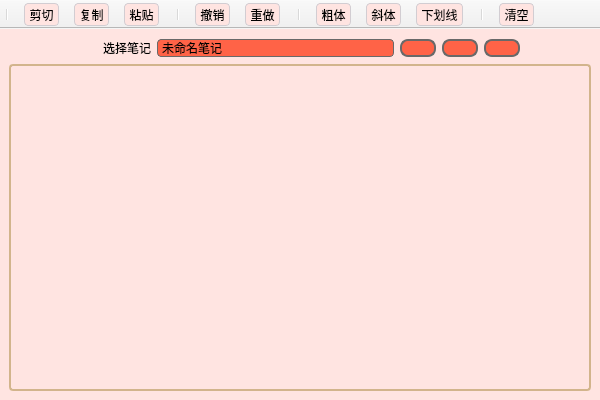
The window that notewindow.ui (Vivanto-Libera/Pomodoro) describes before a commit, drawn with Qt 5.
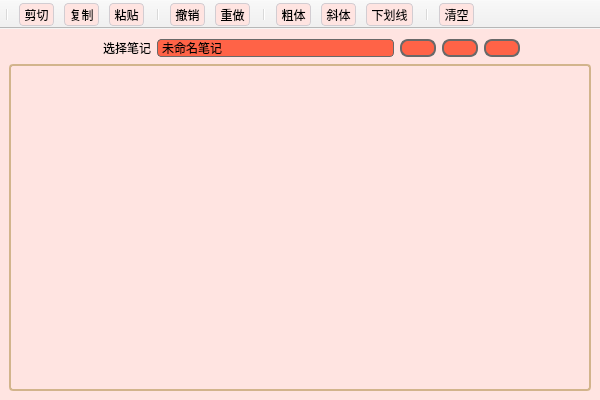
The same window after the commit. Icons and pictures are not drawn.

Commit message: Fixed a bug on tasklist and changed the spacing of note's toolbar

```diff
--- a/notewindow.ui
+++ b/notewindow.ui
@@ -90,7 +90,7 @@
 }
 QToolBar
 {
-	spacing:15px;
+	spacing:10px;
 }
 QPlainTextEdit
 {
```
The commit also changes 1 other file.
